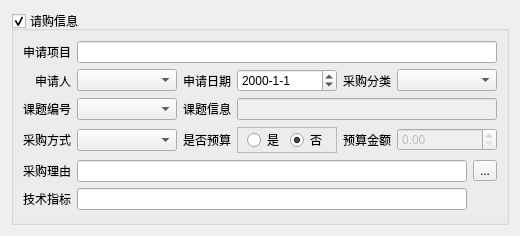
First picture: the form in requisition_template.ui, repository earlideal/jiandan, before the edit.
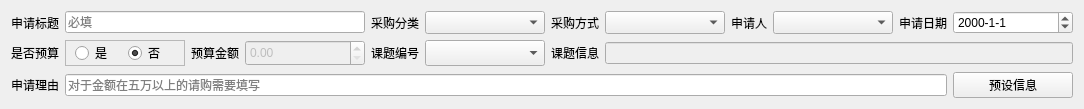
Second picture: the form after the edit.

```diff
--- a/requisition_template.ui
+++ b/requisition_template.ui
@@ -6,8 +6,8 @@
    <rect>
     <x>0</x>
     <y>0</y>
-    <width>514</width>
-    <height>236</height>
+    <width>1082</width>
+    <height>106</height>
    </rect>
   </property>
   <property name="windowTitle">
@@ -15,57 +15,38 @@
   </property>
   <layout class="QVBoxLayout" name="verticalLayout">
    <item>
-    <widget class="QGroupBox" name="groupBox">
-     <property name="title">
-      <string>请购信息</string>
-     </property>
-     <property name="checkable">
-      <bool>true</bool>
-     </property>
-     <layout class="QVBoxLayout" name="verticalLayout_2">
-      <item>
        <layout class="QGridLayout" name="gridLayout">
-        <item row="1" column="1">
-         <widget class="QComboBox" name="comboBox_applicant">
-          <property name="minimumSize">
-           <size>
-            <width>100</width>
-            <height>0</height>
-           </size>
-          </property>
-         </widget>
-        </item>
-        <item row="2" column="2">
-         <widget class="QLabel" name="label_6">
-          <property name="text">
-           <string>课题信息</string>
-          </property>
-          <property name="alignment">
-           <set>Qt::AlignRight|Qt::AlignTrailing|Qt::AlignVCenter</set>
+     <item row="2" column="1" colspan="10">
+      <widget class="QLineEdit" name="lineEdit_request_reason">
+       <property name="maxLength">
+        <number>80</number>
+       </property>
+       <property name="placeholderText">
+        <string>对于金额在五万以上的请购需要填写</string>
           </property>
          </widget>
         </item>
         <item row="2" column="0">
-         <widget class="QLabel" name="label_2">
+      <widget class="QLabel" name="label_10">
           <property name="text">
-           <string>课题编号</string>
+        <string>申请理由</string>
           </property>
           <property name="alignment">
            <set>Qt::AlignRight|Qt::AlignTrailing|Qt::AlignVCenter</set>
           </property>
          </widget>
         </item>
-        <item row="2" column="1">
-         <widget class="QComboBox" name="comboBox_project">
-          <property name="minimumSize">
-           <size>
-            <width>100</width>
-            <height>0</height>
-           </size>
-          </property>
-         </widget>
-        </item>
-        <item row="1" column="0">
+     <item row="1" column="2">
+      <widget class="QLabel" name="label_7">
+       <property name="text">
+        <string>预算金额</string>
+       </property>
+       <property name="alignment">
+        <set>Qt::AlignRight|Qt::AlignTrailing|Qt::AlignVCenter</set>
+       </property>
+      </widget>
+     </item>
+     <item row="0" column="8">
          <widget class="QLabel" name="label_3">
           <property name="text">
            <string>申请人</string>
@@ -75,45 +56,81 @@
           </property>
          </widget>
         </item>
-        <item row="0" column="0">
+     <item row="0" column="4">
+      <widget class="QLabel" name="label_2">
+       <property name="text">
+        <string>采购分类</string>
+       </property>
+       <property name="alignment">
+        <set>Qt::AlignRight|Qt::AlignTrailing|Qt::AlignVCenter</set>
+       </property>
+      </widget>
+     </item>
+     <item row="1" column="4">
+      <widget class="QLabel" name="label_8">
+       <property name="text">
+        <string>课题编号</string>
+       </property>
+       <property name="alignment">
+        <set>Qt::AlignRight|Qt::AlignTrailing|Qt::AlignVCenter</set>
+       </property>
+      </widget>
+     </item>
+     <item row="0" column="6">
+      <widget class="QLabel" name="label_5">
+       <property name="text">
+        <string>采购方式</string>
+       </property>
+       <property name="alignment">
+        <set>Qt::AlignRight|Qt::AlignTrailing|Qt::AlignVCenter</set>
+       </property>
+      </widget>
+     </item>
+     <item row="0" column="5">
+      <widget class="QComboBox" name="comboBox_purchase_category">
+       <property name="minimumSize">
+        <size>
+         <width>120</width>
+         <height>0</height>
+        </size>
+       </property>
+       <property name="maximumSize">
+        <size>
+         <width>120</width>
+         <height>100</height>
+        </size>
+       </property>
+      </widget>
+     </item>
+     <item row="1" column="0">
+      <widget class="QLabel" name="label_6">
+       <property name="text">
+        <string>是否预算</string>
+       </property>
+       <property name="alignment">
+        <set>Qt::AlignRight|Qt::AlignTrailing|Qt::AlignVCenter</set>
+       </property>
+      </widget>
+     </item>
+     <item row="0" column="7">
+      <widget class="QComboBox" name="comboBox_purchase_method">
+       <property name="minimumSize">
+        <size>
+         <width>120</width>
+         <height>0</height>
+        </size>
+       </property>
+       <property name="maximumSize">
+        <size>
+         <width>120</width>
+         <height>100</height>
+        </size>
+       </property>
+      </widget>
+     </item>
+     <item row="0" column="10">
          <widget class="QLabel" name="label_4">
           <property name="text">
-           <string>申请项目</string>
-          </property>
-          <property name="alignment">
-           <set>Qt::AlignRight|Qt::AlignTrailing|Qt::AlignVCenter</set>
-          </property>
-         </widget>
-        </item>
-        <item row="2" column="3" colspan="3">
-         <widget class="QLineEdit" name="lineEdit_project_info">
-          <property name="enabled">
-           <bool>false</bool>
-          </property>
-          <property name="text">
-           <string/>
-          </property>
-          <property name="readOnly">
-           <bool>true</bool>
-          </property>
-         </widget>
-        </item>
-        <item row="0" column="1" colspan="5">
-         <widget class="QLineEdit" name="lineEdit_request_title">
-          <property name="minimumSize">
-           <size>
-            <width>150</width>
-            <height>0</height>
-           </size>
-          </property>
-          <property name="text">
-           <string/>
-          </property>
-         </widget>
-        </item>
-        <item row="1" column="2">
-         <widget class="QLabel" name="label">
-          <property name="text">
            <string>申请日期</string>
           </property>
           <property name="alignment">
@@ -121,116 +138,146 @@
           </property>
          </widget>
         </item>
+     <item row="0" column="9">
+      <widget class="QComboBox" name="comboBox_applicant">
+       <property name="minimumSize">
+        <size>
+         <width>120</width>
+         <height>0</height>
+        </size>
+       </property>
+       <property name="maximumSize">
+        <size>
+         <width>120</width>
+         <height>100</height>
+        </size>
+       </property>
+      </widget>
+     </item>
+     <item row="1" column="5">
+      <widget class="QComboBox" name="comboBox_project">
+       <property name="minimumSize">
+        <size>
+         <width>120</width>
+         <height>0</height>
+        </size>
+       </property>
+       <property name="maximumSize">
+        <size>
+         <width>120</width>
+         <height>100</height>
+        </size>
+       </property>
+      </widget>
+     </item>
+     <item row="1" column="6">
+      <widget class="QLabel" name="label_9">
+       <property name="text">
+        <string>课题信息</string>
+       </property>
+       <property name="alignment">
+        <set>Qt::AlignRight|Qt::AlignTrailing|Qt::AlignVCenter</set>
+       </property>
+      </widget>
+     </item>
         <item row="1" column="3">
+      <widget class="QDoubleSpinBox" name="doubleSpinBox_budget_amount">
+       <property name="enabled">
+        <bool>false</bool>
+       </property>
+       <property name="minimumSize">
+        <size>
+         <width>120</width>
+         <height>0</height>
+        </size>
+       </property>
+       <property name="maximumSize">
+        <size>
+         <width>120</width>
+         <height>100</height>
+        </size>
+       </property>
+       <property name="maximum">
+        <double>999999999.990000009536743</double>
+       </property>
+      </widget>
+     </item>
+     <item row="0" column="11">
          <widget class="QDateEdit" name="dateEdit_request_date">
-          <property name="sizePolicy">
-           <sizepolicy hsizetype="Fixed" vsizetype="Fixed">
-            <horstretch>0</horstretch>
-            <verstretch>0</verstretch>
-           </sizepolicy>
-          </property>
           <property name="minimumSize">
            <size>
-            <width>100</width>
+         <width>120</width>
             <height>0</height>
            </size>
           </property>
+       <property name="maximumSize">
+        <size>
+         <width>120</width>
+         <height>100</height>
+        </size>
+       </property>
           <property name="displayFormat">
            <string>yyyy-M-d</string>
           </property>
          </widget>
         </item>
-        <item row="1" column="4">
-         <widget class="QLabel" name="label_7">
+     <item row="0" column="1" colspan="3">
+      <widget class="QLineEdit" name="lineEdit_request_title">
           <property name="text">
-           <string>采购分类</string>
-          </property>
-          <property name="alignment">
-           <set>Qt::AlignRight|Qt::AlignTrailing|Qt::AlignVCenter</set>
+        <string/>
+       </property>
+       <property name="placeholderText">
+        <string>必填</string>
           </property>
          </widget>
         </item>
-        <item row="1" column="5">
-         <widget class="QComboBox" name="comboBox_purchase_category">
-          <property name="minimumSize">
-           <size>
-            <width>100</width>
-            <height>0</height>
-           </size>
-          </property>
-         </widget>
-        </item>
-       </layout>
-      </item>
-      <item>
-       <layout class="QGridLayout" name="gridLayout_3">
-        <item row="0" column="1">
-         <widget class="QComboBox" name="comboBox_purchase_method">
-          <property name="minimumSize">
-           <size>
-            <width>100</width>
-            <height>0</height>
-           </size>
-          </property>
-         </widget>
-        </item>
-        <item row="0" column="5">
-         <widget class="QDoubleSpinBox" name="doubleSpinBox_budget">
+     <item row="1" column="7" colspan="5">
+      <widget class="QLineEdit" name="lineEdit_project_info">
           <property name="enabled">
            <bool>false</bool>
           </property>
-          <property name="minimumSize">
-           <size>
-            <width>100</width>
-            <height>0</height>
-           </size>
-          </property>
-          <property name="maximum">
-           <double>999999999.990000009536743</double>
-          </property>
-         </widget>
-        </item>
-        <item row="0" column="2">
-         <widget class="QLabel" name="label_14">
-          <property name="text">
-           <string>是否预算</string>
-          </property>
-          <property name="alignment">
-           <set>Qt::AlignRight|Qt::AlignTrailing|Qt::AlignVCenter</set>
-          </property>
-         </widget>
-        </item>
-        <item row="0" column="4">
-         <widget class="QLabel" name="label_15">
+       <property name="readOnly">
+        <bool>true</bool>
+       </property>
+      </widget>
+     </item>
+     <item row="0" column="0">
+      <widget class="QLabel" name="label">
+       <property name="sizePolicy">
+        <sizepolicy hsizetype="Fixed" vsizetype="Preferred">
+         <horstretch>0</horstretch>
+         <verstretch>0</verstretch>
+        </sizepolicy>
+       </property>
           <property name="text">
-           <string>预算金额</string>
+        <string>申请标题</string>
           </property>
           <property name="alignment">
            <set>Qt::AlignRight|Qt::AlignTrailing|Qt::AlignVCenter</set>
           </property>
          </widget>
         </item>
-        <item row="0" column="3">
+     <item row="1" column="1">
          <widget class="QFrame" name="frame">
-          <property name="sizePolicy">
-           <sizepolicy hsizetype="Expanding" vsizetype="Preferred">
-            <horstretch>0</horstretch>
-            <verstretch>0</verstretch>
-           </sizepolicy>
+       <property name="minimumSize">
+        <size>
+         <width>120</width>
+         <height>0</height>
+        </size>
+       </property>
+       <property name="maximumSize">
+        <size>
+         <width>120</width>
+         <height>100</height>
+        </size>
           </property>
           <property name="frameShape">
            <enum>QFrame::StyledPanel</enum>
           </property>
           <layout class="QHBoxLayout" name="horizontalLayout">
-           <property name="leftMargin">
-            <number>9</number>
-           </property>
            <property name="topMargin">
             <number>0</number>
            </property>
-           <property name="rightMargin">
-            <number>9</number>
-           </property>
            <property name="bottomMargin">
             <number>0</number>
            </property>
@@ -254,51 +301,14 @@
           </layout>
          </widget>
         </item>
-        <item row="0" column="0">
-         <widget class="QLabel" name="label_16">
+     <item row="2" column="11">
+      <widget class="QPushButton" name="pushButton_preset_reasons">
           <property name="text">
-           <string>采购方式</string>
-          </property>
-          <property name="alignment">
-           <set>Qt::AlignRight|Qt::AlignTrailing|Qt::AlignVCenter</set>
-          </property>
+        <string>预设信息</string>
+       </property>
          </widget>
         </item>
        </layout>
-      </item>
-      <item>
-       <layout class="QGridLayout" name="gridLayout_4">
-        <item row="0" column="0">
-         <widget class="QLabel" name="label_18">
-          <property name="text">
-           <string>采购理由</string>
-          </property>
-         </widget>
-        </item>
-        <item row="0" column="1">
-         <widget class="QLineEdit" name="lineEdit_request_reason"/>
-        </item>
-        <item row="1" column="0">
-         <widget class="QLabel" name="label_19">
-          <property name="text">
-           <string>技术指标</string>
-          </property>
-         </widget>
-        </item>
-        <item row="0" column="2">
-         <widget class="QToolButton" name="toolButton_reason_gen">
-          <property name="text">
-           <string>...</string>
-          </property>
-         </widget>
-        </item>
-        <item row="1" column="1">
-         <widget class="QLineEdit" name="lineEdit_tech_spec"/>
-        </item>
-       </layout>
-      </item>
-     </layout>
-    </widget>
    </item>
   </layout>
  </widget>
```
Left out of the diff: 10 changed lines with no effect on the pictures. Lines whose indentation alone changed are shown as unchanged.
